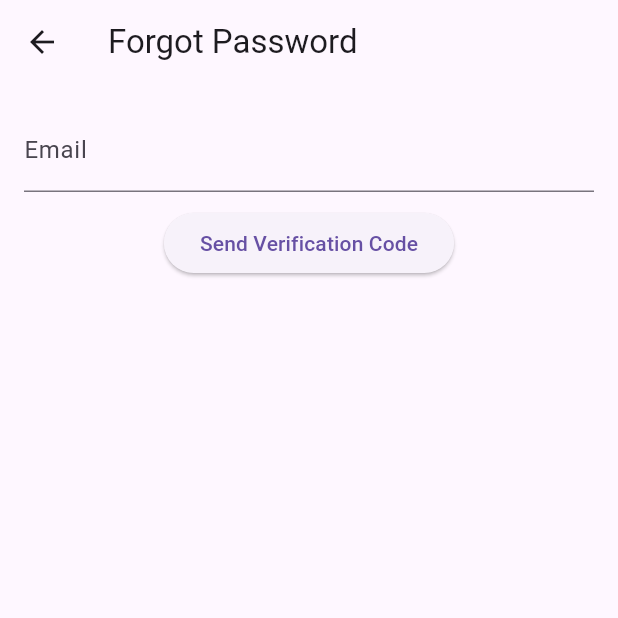
After one commit to Mohamed-Amara/CoinWaFront-KMA-Q125, a Flutter app: the ForgotPasswordPage screen opened by its route, on a phone screen of 412 x 824 dp, the top half of it. The commit adds this screen. Run offline on Flutter 3.47's test engine with Material 3 defaults, Android fonts, the phone set to English and light mode, and no system bars; our stand-ins replace animated_text_kit, confetti, dotted_border, flutter_secure_storage, jwt_decoder, path_drawing and 2 more; accounts and stored records are empty; project files that could hold a hidden picture were left out.

Commit message:
frontend forgot password feature

```diff
--- a/lib/Backend-Service/auth_service.dart
+++ b/lib/Backend-Service/auth_service.dart
@@ -314,4 +314,38 @@ class AuthService {
     }
   }
 
+  Future<void> forgotPassword(String email) async {
+  final response = await http.post(
+    Uri.parse('$baseUrl/password/forgot-password'),
+    headers: {'Content-Type': 'application/json'},
+    body: jsonEncode({'email': email}),
+  );
+  if (response.statusCode != 200) {
+    throw Exception('Failed to send verification code: ${response.body}');
+  }
 }
+
+Future<void> verifyResetCode(String email, String code) async {
+  final response = await http.post(
+    Uri.parse('$baseUrl/password/verify-code'),
+    headers: {'Content-Type': 'application/json'},
+    body: jsonEncode({'email': email, 'code': code}),
+  );
+  if (response.statusCode != 200) {
+    throw Exception('Invalid verification code: ${response.body}');
+  }
+}
+
+Future<void> resetPassword(String email, String code, String newPassword) async {
+  final response = await http.post(
+    Uri.parse('$baseUrl/password/reset-password'),
+    headers: {'Content-Type': 'application/json'},
+    body: jsonEncode({'email': email, 'code': code, 'newPassword': newPassword}),
+  );
+  if (response.statusCode != 200) {
+    throw Exception('Failed to reset password: ${response.body}');
+  }
+}
+
+
+}
--- /dev/null
+++ b/lib/Login-Logout/forgot_password.dart
@@ -0,0 +1,146 @@
+import 'package:flutter/material.dart';
+import 'package:http/http.dart' as http;
+import 'dart:convert';
+import 'package:flutter_application_1/Backend-Service/auth_service.dart';
+
+class ForgotPasswordPage extends StatefulWidget {
+  @override
+  _ForgotPasswordPageState createState() => _ForgotPasswordPageState();
+}
+
+class _ForgotPasswordPageState extends State<ForgotPasswordPage> {
+  TextEditingController emailController = TextEditingController();
+  TextEditingController codeController = TextEditingController();
+  TextEditingController newPasswordController = TextEditingController();
+  TextEditingController confirmPasswordController = TextEditingController();
+
+  int step = 1; // Tracks the current step in the password reset process
+  String email = "";
+  String code = "";
+
+  final AuthService _authService = AuthService();
+
+  // // Step 1: Request password reset by sending an email
+  // Future<void> requestReset() async {
+  //   final response = await http.post(
+  //     Uri.parse('http://localhost:3000/api/password/forgot-password'),
+  //     headers: {'Content-Type': 'application/json'},
+  //     body: jsonEncode({'email': emailController.text}),
+  //   );
+  //   if (response.statusCode == 200) {
+  //     setState(() {
+  //       email = emailController.text;
+  //       step = 2;
+  //     });
+  //   } else {
+  //     ScaffoldMessenger.of(context).showSnackBar(SnackBar(content: Text('Error: ${response.body}')));
+  //   }
+  // }
+
+  // // Step 2: Verify the reset code
+  // Future<void> verifyCode() async {
+  //   final response = await http.post(
+  //     Uri.parse('http://localhost:3000/api/password/verify-code'),
+  //     headers: {'Content-Type': 'application/json'},
+  //     body: jsonEncode({'email': email, 'code': codeController.text}),
+  //   );
+  //   if (response.statusCode == 200) {
+  //     setState(() {
+  //       code = codeController.text;
+  //       step = 3;
+  //     });
+  //   } else {
+  //     ScaffoldMessenger.of(context).showSnackBar(SnackBar(content: Text('Invalid code')));
+  //   }
+  // }
+
+  // // Step 3: Reset the password
+  // Future<void> resetPassword() async {
+  //   if (newPasswordController.text != confirmPasswordController.text) {
+  //     ScaffoldMessenger.of(context).showSnackBar(SnackBar(content: Text('Passwords do not match')));
+  //     return;
+  //   }
+  //   final response = await http.post(
+  //     Uri.parse('http://localhost:3000/api/password/reset-password'),
+  //     headers: {'Content-Type': 'application/json'},
+  //     body: jsonEncode({'email': email, 'code': code, 'newPassword': newPasswordController.text}),
+  //   );
+  //   if (response.statusCode == 200) {
+  //     Navigator.pop(context); // Go back to login page
+  //   } else {
+  //     ScaffoldMessenger.of(context).showSnackBar(SnackBar(content: Text('Error: ${response.body}')));
+  //   }
+  // }
+
+
+  // Step 1: Request password reset
+Future<void> requestReset() async {
+  try {
+    await _authService.forgotPassword(emailController.text);
+    setState(() {
+      email = emailController.text;
+      step = 2;
+    });
+  } catch (e) {
+    ScaffoldMessenger.of(context).showSnackBar(SnackBar(content: Text('Error: $e')));
+  }
+}
+
+// Step 2: Verify reset code
+Future<void> verifyCode() async {
+  try {
+    await _authService.verifyResetCode(email, codeController.text);
+    setState(() {
+      code = codeController.text;
+      step = 3;
+    });
+  } catch (e) {
+    ScaffoldMessenger.of(context).showSnackBar(SnackBar(content: Text('Invalid code: $e')));
+  }
+}
+
+// Step 3: Reset password
+Future<void> resetPassword() async {
+  if (newPasswordController.text != confirmPasswordController.text) {
+    ScaffoldMessenger.of(context).showSnackBar(SnackBar(content: Text('Passwords do not match')));
+    return;
+  }
+  try {
+    await _authService.resetPassword(email, code, newPasswordController.text);
+    Navigator.pop(context); // Go back to login page
+  } catch (e) {
+    ScaffoldMessenger.of(context).showSnackBar(SnackBar(content: Text('Error: $e')));
+  }
+}
+
+  @override
+  Widget build(BuildContext context) {
+    return Scaffold(
+      appBar: AppBar(title: Text("Forgot Password")),
+      body: Padding(
+        padding: EdgeInsets.all(16.0),
+        child: Column(
+          children: [
+            if (step == 1) ...[
+              TextField(controller: emailController, decoration: InputDecoration(labelText: 'Email')),
+              SizedBox(height: 10),
+              ElevatedButton(onPressed: requestReset, child: Text("Send Verification Code"))
+            ],
+            if (step == 2) ...[
+              Text("A verification code was sent to $email"),
+              TextField(controller: codeController, decoration: InputDecoration(labelText: 'Enter Code')),
+              SizedBox(height: 10),
+              ElevatedButton(onPressed: verifyCode, child: Text("Verify Code"))
+            ],
+            if (step == 3) ...[
+              TextField(controller: newPasswordController, obscureText: true, decoration: InputDecoration(labelText: 'New Password')),
+              TextField(controller: confirmPasswordController, obscureText: true, decoration: InputDecoration(labelText: 'Confirm Password')),
+              SizedBox(height: 10),
+              ElevatedButton(onPressed: resetPassword, child: Text("Reset Password"))
+            ]
+          ],
+        ),
+      ),
+    );
+  }
+}
--- a/lib/main.dart
+++ b/lib/main.dart
@@ -16,6 +16,8 @@ import 'package:flutter_application_1/Login-Logout/splash_screen.dart';
 import 'package:flutter_application_1/Login-Logout/home_screen.dart'; // Ensure you have a home screen
 import 'package:provider/provider.dart';
 import 'Providers/lives_provider.dart'; // Import the LivesProvider
+import 'package:flutter_application_1/Login-Logout/forgot_password.dart';
+
 
 void main() {
   WidgetsFlutterBinding.ensureInitialized();
@@ -53,6 +55,7 @@ class MyApp extends StatelessWidget {
         '/login': (context) => const Login2App(),
         '/home': (context) => const HomeScreen(),
         // Add other routes here
+        '/forgot-password': (context) => ForgotPasswordPage(),
       },
     );
   }
```
Also changed, not shown: lib/Login-Logout/login2.dart (+21 -0 lines).
